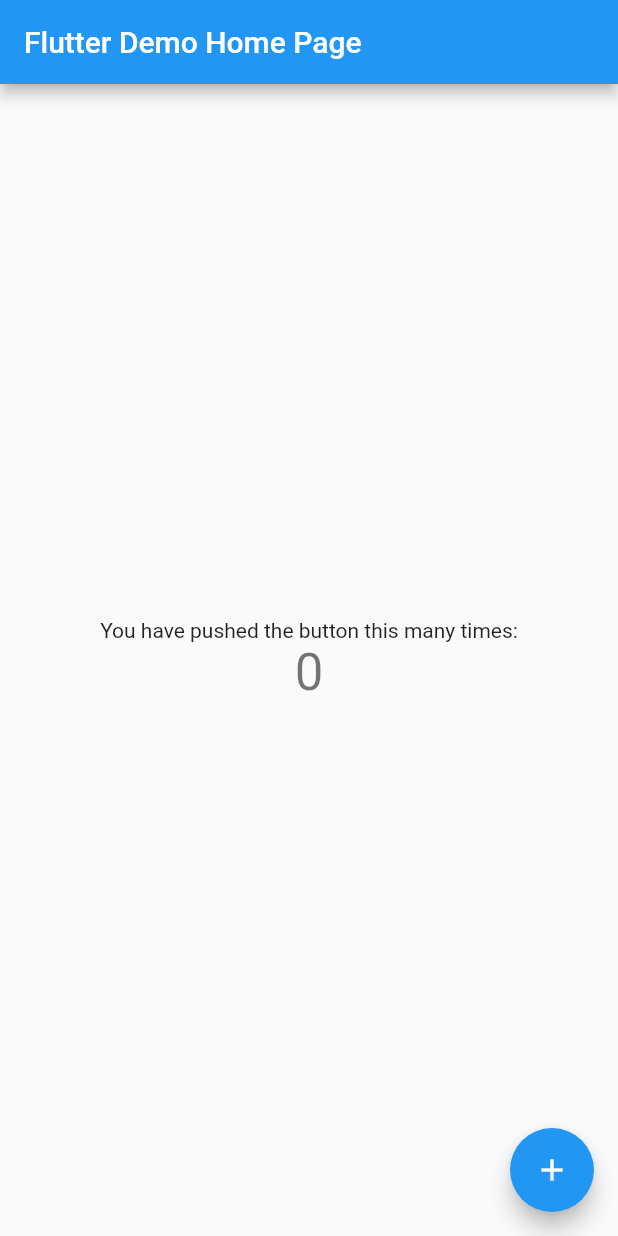
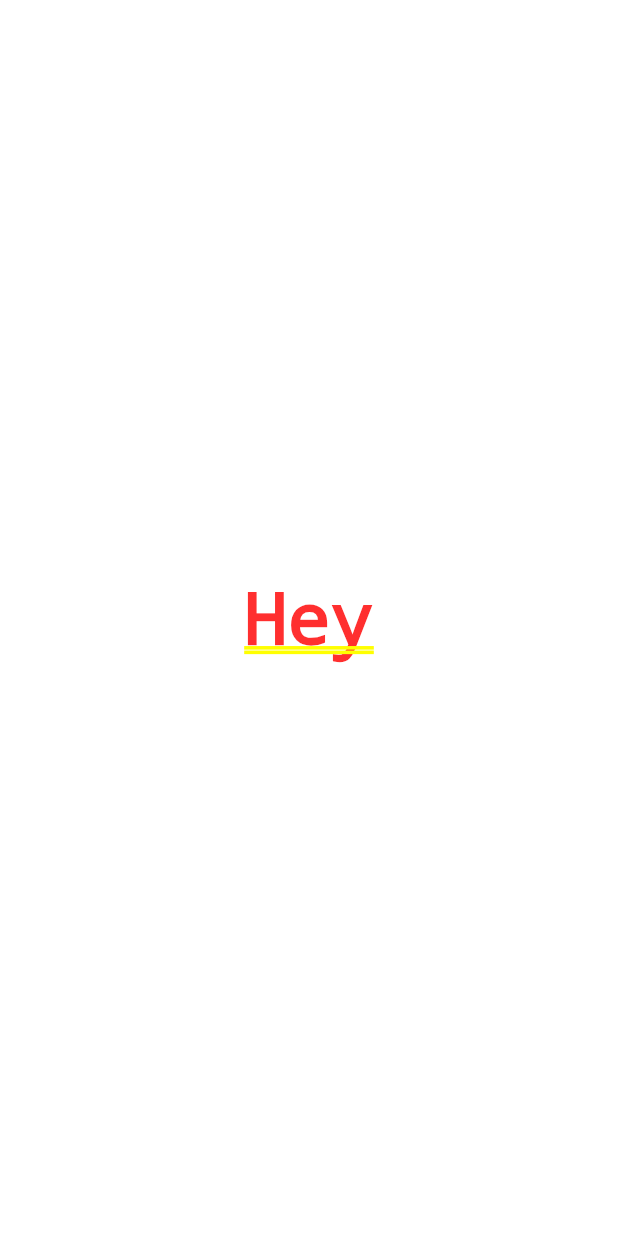
Before and after one commit to icanwalkonwater/sbeereck_app, a Flutter app: the screen it shows after launch, on a phone screen of 412 x 824 dp. Run offline on Flutter 3.47's test engine with Material 2 defaults, Android fonts, the phone set to English and light mode, and no system bars.

Commit message:
Very very WIP start

```diff
--- a/lib/main.dart
+++ b/lib/main.dart
@@ -7,24 +7,33 @@ void main() {
 class MyApp extends StatelessWidget {
   const MyApp({Key? key}) : super(key: key);
 
-  // This widget is the root of your application.
   @override
   Widget build(BuildContext context) {
     return MaterialApp(
-      title: 'Flutter Demo',
+      title: 'S\'Beer Eck',
       theme: ThemeData(
-        // This is the theme of your application.
-        //
-        // Try running your application with "flutter run". You'll see the
-        // application has a blue toolbar. Then, without quitting the app, try
-        // changing the primarySwatch below to Colors.green and then invoke
-        // "hot reload" (press "r" in the console where you ran "flutter run",
-        // or simply save your changes to "hot reload" in a Flutter IDE).
-        // Notice that the counter didn't reset back to zero; the application
-        // is not restarted.
-        primarySwatch: Colors.blue,
+        brightness: Brightness.dark,
       ),
-      home: const MyHomePage(title: 'Flutter Demo Home Page'),
+      home: const Navigator(
+        pages: [
+          MaterialPage(
+            key: ValueKey('home'),
+            child: HomePage(),
+          )
+        ],
+      )
+    );
+  }
+}
+
+class HomePage extends StatelessWidget {
+  const HomePage({Key? key}) : super(key: key);
+
+  @override
+  Widget build(BuildContext context) {
+    // TODO: implement build
+    return const Center(
+      child: Text('Hey'),
     );
   }
 }
```
